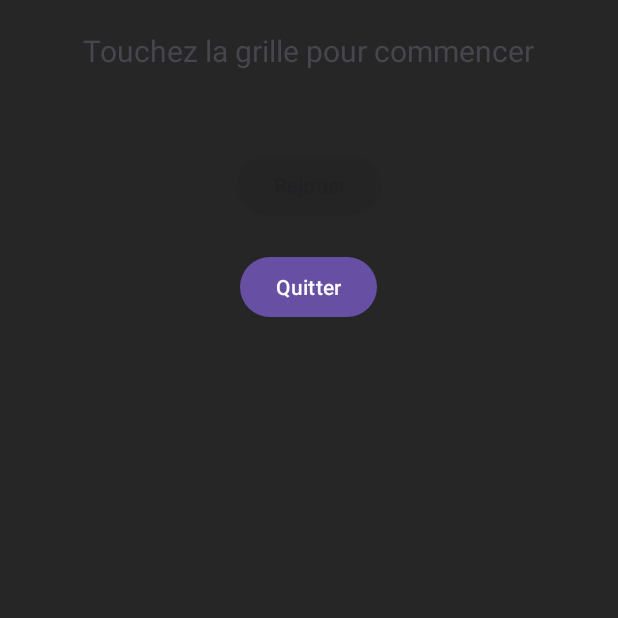
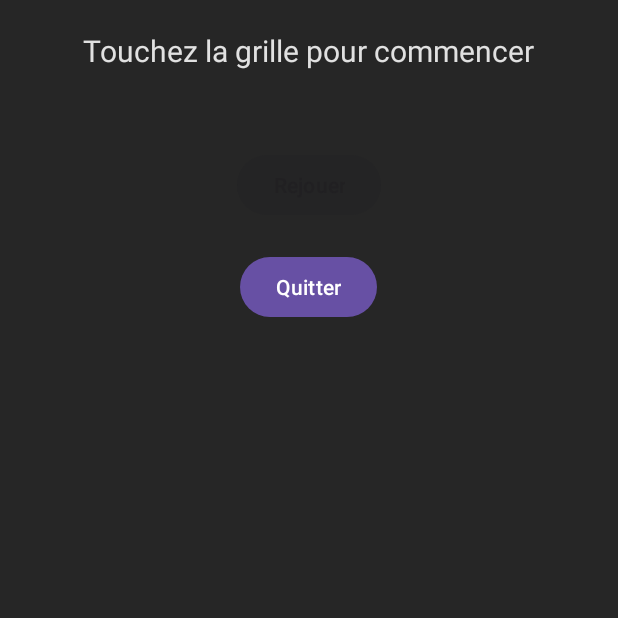
Before and after one commit to Jujedie/ApplicationMultiJeux, an Android app: the TicTacToeActivity screen opened directly, with no data from a screen before it, on a phone screen of 412 x 824 dp, the top half of it. Run offline under Robolectric (Android 15) with nearby library versions, the phone set to English and light mode, and no system bars; 1 statement that could not run was skipped.

Commit message:
update morpion

```diff
--- a/app/src/main/res/layout/activity_tictactoe.xml
+++ b/app/src/main/res/layout/activity_tictactoe.xml
@@ -13,6 +13,7 @@
         android:text=""
         android:textSize="20sp"
         android:gravity="center"
+        android:textColor="@color/clair"
         android:layout_marginTop="20dp" />
 
     <TextView
@@ -22,6 +23,7 @@
         android:text=""
         android:textSize="16sp"
         android:gravity="center"
+        android:textColor="@color/clair"
         android:layout_marginTop="10dp" />
 
     <Button
```
